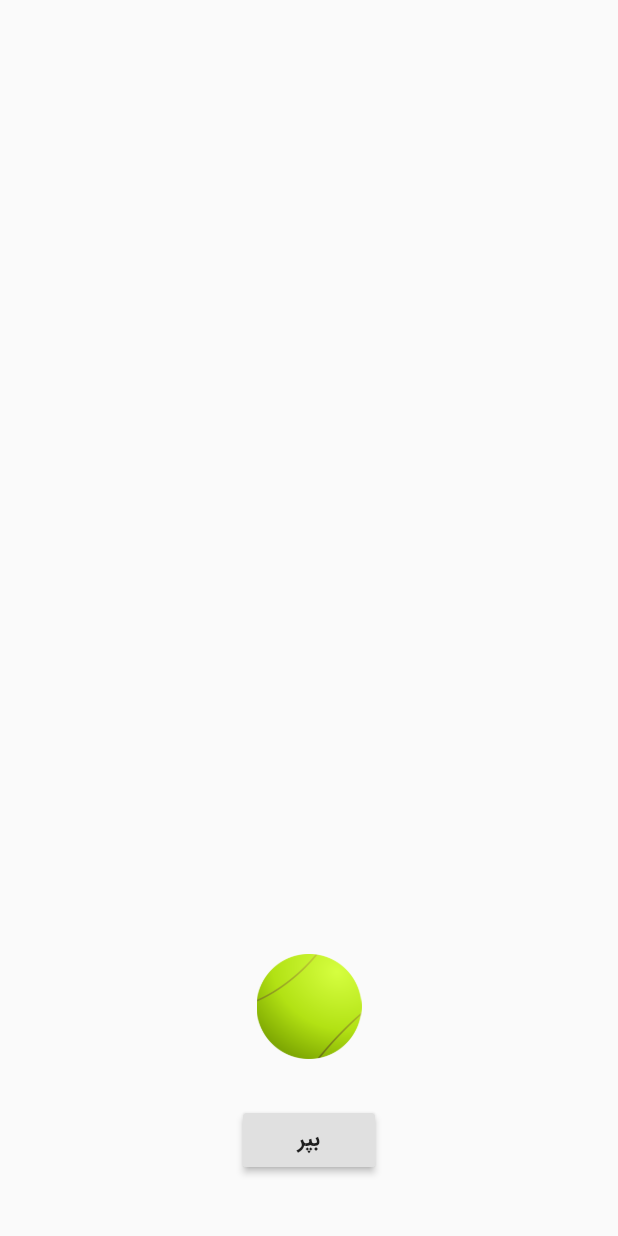
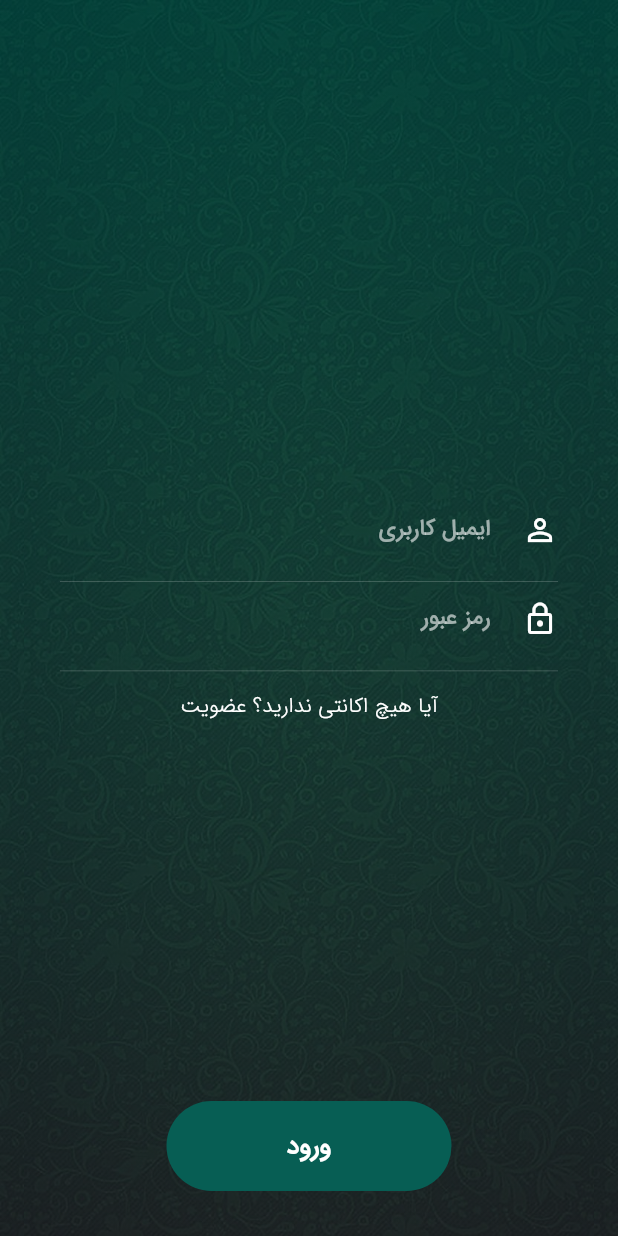
Before and after one commit to AliBagherz/whatsapp, a Flutter app: the screen it shows after launch, on a phone screen of 412 x 824 dp. Run offline on Flutter 3.47's test engine with Material 2 defaults, Android fonts, the phone set to English and light mode, and no system bars.

Commit message:
Login Page And a new Animation Added!!

```diff
--- a/lib/WhatsAppHomePage.dart
+++ b/lib/WhatsAppHomePage.dart
@@ -28,6 +28,7 @@ class WhatsAppHomePageState extends State<WhatsAppHomePage> with SingleTickerPro
     tabcontrol = new TabController(initialIndex: 1,length: 4, vsync: this);
     mainTheme = <String,SliverAppBar> {
       'Home' : new SliverAppBar(
+        automaticallyImplyLeading: false,
         title: new Text('واتساپ',style: TextStyle(fontWeight: FontWeight.bold),),
         pinned: true,
         floating: true,
@@ -67,8 +68,8 @@ class WhatsAppHomePageState extends State<WhatsAppHomePage> with SingleTickerPro
               onSelected: (int choice) {
                 if (choice == 0) {
                   Navigator.of(context).pushNamed("/Settings_Screen") ;
-                } else {
-
+                } else if (choice == 1) {
+                  Navigator.of(context).pushNamed("/NewGroup_Screen") ;
                 }
               },
               itemBuilder: (BuildContext context) {
--- /dev/null
+++ b/lib/component/InputFields.dart
@@ -0,0 +1,42 @@
+import 'package:flutter/material.dart';
+import 'package:flutter/rendering.dart';
+import 'package:whatsapp/component/form.dart';
+
+class InputTextArea extends StatelessWidget{
+  final String hint ;
+  final bool obscure ;
+  final IconData icon ;
+
+  InputTextArea({this.hint , this.obscure , this.icon});
+  @override
+  Widget build(BuildContext context) {
+    return new Container(
+      padding: EdgeInsets.only(bottom: 10),
+      decoration: BoxDecoration(
+        border: Border(
+          bottom: new BorderSide(
+            width: 0.5,
+            color: Colors.white24
+          )
+        )
+      ),
+      child: new TextFormField(
+        decoration: InputDecoration(
+          hintText: hint,
+          icon: Icon(icon,color: Colors.white,),
+          border: InputBorder.none,
+          hintStyle: TextStyle(
+            color: Colors.white60
+          ),
+          contentPadding: EdgeInsets.only(top:15,bottom: 15,left: 0,right: 5),
+        ),
+        obscureText: obscure,
+        style: TextStyle(
+          color: Colors.white,
+          fontSize: 15
+        ),
+      )
+    );
+  }
+
+}
--- /dev/null
+++ b/lib/component/form.dart
@@ -0,0 +1,34 @@
+import 'package:flutter/cupertino.dart';
+import 'package:flutter/material.dart';
+import 'package:whatsapp/component/InputFields.dart';
+
+class FormContainer extends StatelessWidget{
+  @override
+  Widget build(BuildContext context) {
+    return new Container(
+      padding: EdgeInsets.symmetric(horizontal: 20),
+      margin: EdgeInsets.symmetric(horizontal: 20),
+      child: new Column(
+        children: <Widget>[
+          new Form(
+            child: new Column(
+              children: <Widget>[
+                new InputTextArea(
+                  hint: 'ایمیل کاربری',
+                  icon: Icons.person_outline,
+                  obscure: false,
+                ),
+                new InputTextArea(
+                  hint: 'رمز عبور',
+                  icon: Icons.lock_outline,
+                  obscure: true,
+                )
+              ],
+            ),
+          )
+        ],
+      ),
+    );
+  }
+
+}
--- a/lib/main.dart
+++ b/lib/main.dart
@@ -1,7 +1,9 @@
 import 'package:flutter/material.dart';
 import 'package:flutter/rendering.dart';
 import 'package:whatsapp/WhatsAppHomePage.dart';
+import 'package:whatsapp/pages/Login_Screen.dart';
 import 'package:whatsapp/pages/Splash_screen.dart';
+import 'package:whatsapp/pages/new_group.dart';
 import 'package:whatsapp/pages/settings_screen.dart';
 void main() => runApp(MyApp());
 
@@ -21,7 +23,9 @@ class MyApp extends StatelessWidget {
       routes: {
         "/" : (context) => new Directionality(textDirection: TextDirection.rtl, child: WhatsAppHomePage()),
         "/Splash_Screen" : (context) => new Directionality(textDirection: TextDirection.rtl, child: new SplashScreen()),
-        "/Settings_Screen" : (context) => new SettingsScreen()
+        "/Settings_Screen" : (context) => new SettingsScreen(),
+        "/NewGroup_Screen" : (context) => new NewGroupScreen(),
+        "/Login_Screen" : (context) => new LoginScreen()
       },
     );
   }
--- /dev/null
+++ b/lib/pages/Login_Screen.dart
@@ -0,0 +1,90 @@
+import 'package:flutter/material.dart';
+import 'package:flutter/rendering.dart';
+import 'package:whatsapp/component/form.dart';
+
+class LoginScreen extends StatelessWidget {
+  @override
+  Widget build(BuildContext context) {
+    var page = MediaQuery.of(context).size ;
+    return new Directionality(textDirection: TextDirection.rtl, child:  Scaffold(
+      body: new Container(
+        decoration: BoxDecoration(
+          gradient: LinearGradient(
+              colors: <Color> [
+                Color(0xff004D40),
+                Color(0xff212121)
+              ],
+              begin: Alignment.topCenter,
+              end: Alignment.bottomCenter
+          ),
+        ),
+        child: new Stack(
+          alignment: Alignment.bottomCenter,
+          children: <Widget>[
+            new Opacity(
+              opacity: 0.3,
+              child: Container(
+                height: page.height,
+                width: page.width,
+                decoration: BoxDecoration(
+                    image: DecorationImage(
+                        image: AssetImage('assets/images/Login_Back.jpg'),
+                        repeat: ImageRepeat.repeat
+                    )
+                ),
+              ),
+            ),
+            new Column(
+              mainAxisAlignment: MainAxisAlignment.center,
+              children: <Widget>[
+                new FormContainer(),
+                new FlatButton(
+                    onPressed: (){
+
+                    },
+                    child: Text(
+                      'آیا هیچ اکانتی ندارید؟ عضویت',
+                      style: TextStyle(
+                        fontSize: 14,
+                        fontFamily: 'IranSans',
+                        fontWeight: FontWeight.w300,
+                        letterSpacing: 0.5,
+                        color: Colors.white
+                      ),
+                    )
+                ),
+              ],
+            ),
+            new GestureDetector(
+              onTap: (){
+                Navigator.of(context).pushNamed("/");
+              },
+              child: Container(
+                  margin: EdgeInsets.only(bottom: 30),
+                  width: 190,
+                  height: 60,
+                  decoration: BoxDecoration(
+                      color: new Color(0xff075e54),
+                      borderRadius: BorderRadius.all(Radius.circular(30))
+                  ),
+                  child: new Center(
+                    child: Text(
+                      'ورود',
+                      style: TextStyle(
+                        color: Colors.white,
+                        fontWeight: FontWeight.w600,
+                        fontSize: 17,
+                        fontFamily: 'IranSans',
+                      ),
+                    ),
+                  )
+              ),
+            )
+          ],
+        ),
+      ),
+    ));
+
+  }
+
+}
--- a/lib/pages/Splash_screen.dart
+++ b/lib/pages/Splash_screen.dart
@@ -20,11 +20,11 @@ class SplashState extends State<SplashScreen> {
   }
 
   firstTime() {
-    Duration dur = Duration(milliseconds: 200);
+    Duration dur = Duration(milliseconds: 2000);
     return new Timer(dur,pushing);
   }
   pushing(){
-    Navigator.of(context).pushNamed('/Settings_Screen');
+    Navigator.of(context).pushNamed('/Login_Screen');
   }
   @override
   Widget build(BuildContext context) {
--- a/pubspec.yaml
+++ b/pubspec.yaml
@@ -44,6 +44,7 @@ flutter:
   assets:
    - assets/images/whatsapp.png
    - assets/images/greenBall.png
+   - assets/images/Login_Back.jpg
 
   # An image asset can refer to one or more resolution-specific "variants", see
   # https://flutter.dev/assets-and-images/#resolution-aware.
```
Also changed, not shown: lib/pages/new_group.dart (added, +119 -0 lines), lib/pages/settings_screen.dart (+17 -7 lines), assets/images/Login_Back.jpg (added).
